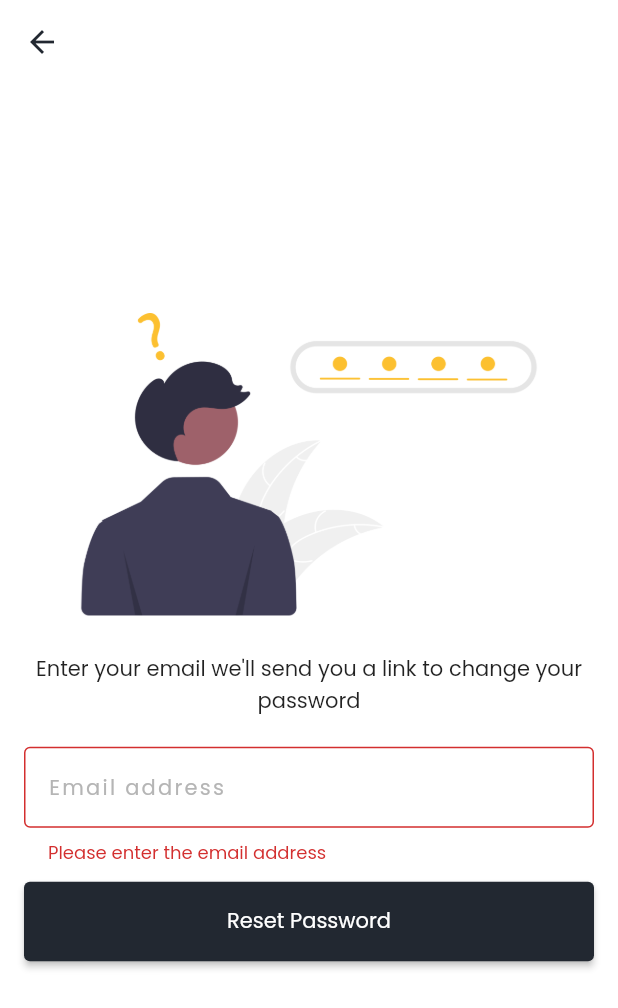
After one commit to cokordagedetresnajaya/dues-note, a Flutter app: the ResetPasswordScreen screen opened by its route, after a tap on "Reset Password", on a phone screen of 412 x 824 dp. The commit adds this screen. Shown: the top 1008 px of the screen. Run offline on Flutter 3.47's test engine with Material 2 defaults, Android fonts, the light colour scheme and no system bars; our stand-ins replace email_validator, flutter_speed_dial, jiffy, open_file, shared_preferences; missing offline and left inert: dart:ffi, sticky_grouped_list, syncfusion_flutter_xlsio; accounts and stored records are empty.

Commit message:
Add reset password feature

```diff
--- a/lib/main.dart
+++ b/lib/main.dart
@@ -23,6 +23,7 @@ import './screens/organization_fee/organization_fee_detail_screen.dart';
 import './screens/organization_fee/edit_organization_fee_screen.dart';
 import './screens/members/edit_member_screen.dart';
 import './screens/organizations/edit_organization_screen.dart';
+import './screens/auth/reset_password_screen.dart';
 
 void main() {
   runApp(const MyApp());
@@ -155,6 +156,7 @@ class MyApp extends StatelessWidget {
               EditMemberScreen.routeName: (ctx) => EditMemberScreen(),
               EditOrganizationScreen.routeName: (ctx) =>
                   EditOrganizationScreen(),
+              ResetPasswordScreen.routeName: (ctx) => ResetPasswordScreen(),
             },
           );
         },
--- /dev/null
+++ b/lib/screens/auth/reset_password_screen.dart
@@ -0,0 +1,268 @@
+import 'package:dues_note/models/http_exception.dart';
+import 'package:dues_note/widgets/alerts/single_button_alert.dart';
+import 'package:flutter/material.dart';
+import 'package:provider/provider.dart';
+import 'package:email_validator/email_validator.dart';
+import '../../providers/auth.dart';
+import '../../configs/colors.dart';
+import '../../widgets/inputs/text_field_input.dart';
+import '../../widgets/utils/vertical_space_10.dart';
+import '../../widgets/utils/vertical_space_20.dart';
+
+class ResetPasswordScreen extends StatefulWidget {
+  ResetPasswordScreen({Key? key}) : super(key: key);
+  static const routeName = '/reset-password-screen';
+
+  @override
+  State<ResetPasswordScreen> createState() => _ResetPasswordScreenState();
+}
+
+class _ResetPasswordScreenState extends State<ResetPasswordScreen> {
+  final _formKey = GlobalKey<FormState>();
+
+  String email = '';
+  bool _isLoading = false;
+  bool _isEmailSent = false;
+  bool _isEmailNotFound = false;
+
+  Future<void> _sendResetPasswordEmail() async {
+    setState(() {
+      _isEmailNotFound = false;
+    });
+
+    if (!_formKey.currentState!.validate()) {
+      return;
+    }
+
+    FocusScope.of(context).unfocus();
+
+    setState(() {
+      _isLoading = true;
+    });
+
+    _formKey.currentState!.save();
+
+    try {
+      await Provider.of<Auth>(context, listen: false).resetPassword(email);
+      setState(() {
+        _isLoading = false;
+        _isEmailSent = true;
+      });
+    } on HttpException catch (error) {
+      if (error.message() == 'EMAIL_NOT_FOUND') {
+        _isEmailNotFound = true;
+        _formKey.currentState!.validate();
+      }
+      setState(() {
+        _isLoading = false;
+      });
+    } catch (e) {
+      showDialog(
+        context: context,
+        builder: (ctx) => SingleButtonAlert(
+          title: 'Warning',
+          content: e.toString(),
+          buttonText: 'Okay',
+          onPressed: () {
+            Navigator.of(context).pop();
+          },
+        ),
+      );
+      setState(() {
+        _isLoading = false;
+      });
+    }
+  }
+
+  Future<void> _resendEmail() async {
+    setState(() {
+      _isLoading = true;
+    });
+
+    try {
+      await Provider.of<Auth>(context, listen: false).resetPassword(email);
+      setState(() {
+        _isLoading = false;
+      });
+    } catch (e) {
+      showDialog(
+        context: context,
+        builder: (ctx) => SingleButtonAlert(
+          title: 'Warning',
+          content: e.toString(),
+          buttonText: 'Okay',
+          onPressed: () {
+            Navigator.of(context).pop();
+          },
+        ),
+      );
+      setState(() {
+        _isLoading = false;
+      });
+    }
+  }
+
+  List<Widget> _buildLoading() {
+    return [
+      Container(
+        width: double.infinity,
+        height: double.infinity,
+        color: const Color.fromRGBO(0, 0, 0, 0.3),
+      ),
+      Container(
+        width: 60,
+        height: 60,
+        padding: const EdgeInsets.all(16),
+        decoration: BoxDecoration(
+          color: AppColors.background,
+          borderRadius: BorderRadius.circular(10),
+        ),
+        child: const SizedBox(
+          height: 2,
+          width: 2,
+          child: CircularProgressIndicator(
+            backgroundColor: AppColors.background,
+            color: AppColors.primary,
+            strokeWidth: 2,
+          ),
+        ),
+      )
+    ];
+  }
+
+  Widget _buildForgotPasswordForm() {
+    return Container(
+      width: double.infinity,
+      padding: const EdgeInsets.symmetric(
+        vertical: 0,
+        horizontal: 16,
+      ),
+      child: Form(
+        key: _formKey,
+        child: Column(
+          mainAxisAlignment: MainAxisAlignment.center,
+          crossAxisAlignment: CrossAxisAlignment.center,
+          children: [
+            Image.asset(
+              'assets/images/forgot_password_illustration.png',
+            ),
+            const Text(
+              "Enter your email we'll send you a link to change your password",
+              textAlign: TextAlign.center,
+            ),
+            const VerticalSpace20(),
+            TextFieldInput(
+              hintText: 'Email address',
+              onValidate: (value) {
+                if (value!.isEmpty) {
+                  return "Please enter the email address";
+                }
+
+                if (_isEmailNotFound) {
+                  return 'Email address not registered yet';
+                }
+
+                if (!EmailValidator.validate(value)) {
+                  return 'Email format invalid';
+                }
+
+                return null;
+              },
+              onSaved: (value) {
+                email = value!;
+              },
+            ),
+            const VerticalSpace10(),
+            Container(
+              width: double.infinity,
+              child: ElevatedButton(
+                onPressed: _sendResetPasswordEmail,
+                style: ButtonStyle(
+                  backgroundColor: MaterialStateProperty.all(
+                    AppColors.primary,
+                  ),
+                  padding: MaterialStateProperty.all(
+                    const EdgeInsets.symmetric(
+                      horizontal: 32,
+                      vertical: 16,
+                    ),
+                  ),
+                ),
+                child: const Text(
+                  'Reset Password',
+                ),
+              ),
+            )
+          ],
+        ),
+      ),
+    );
+  }
+
+  Widget _buildEmailSentWidget() {
+    return Container(
+      width: double.infinity,
+      padding: const EdgeInsets.symmetric(
+        vertical: 0,
+        horizontal: 16,
+      ),
+      child: Column(
+        mainAxisAlignment: MainAxisAlignment.center,
+        crossAxisAlignment: CrossAxisAlignment.center,
+        children: [
+          Image.asset(
+            'assets/images/message_sent_illustration.png',
+          ),
+          Text(
+            "Reset password link has been sent to $email.",
+            textAlign: TextAlign.center,
+          ),
+          const VerticalSpace20(),
+          const Text(
+            "Not receive any email?",
+            textAlign: TextAlign.center,
+          ),
+          const VerticalSpace10(),
+          Container(
+            width: double.infinity,
+            child: ElevatedButton(
+              onPressed: _resendEmail,
+              style: ButtonStyle(
+                backgroundColor: MaterialStateProperty.all(
+                  AppColors.primary,
+                ),
+                padding: MaterialStateProperty.all(
+                  const EdgeInsets.symmetric(
+                    horizontal: 32,
+                    vertical: 16,
+                  ),
+                ),
+              ),
+              child: const Text(
+                'Resend Email',
+              ),
+            ),
+          )
+        ],
+      ),
+    );
+  }
+
+  @override
+  Widget build(BuildContext context) {
+    return Scaffold(
+      appBar: AppBar(),
+      resizeToAvoidBottomInset: false,
+      extendBodyBehindAppBar: true,
+      backgroundColor: AppColors.background,
+      body: Stack(
+        alignment: AlignmentDirectional.center,
+        children: [
+          if (_isEmailSent) _buildEmailSentWidget(),
+          if (!_isEmailSent) _buildForgotPasswordForm(),
+          if (_isLoading) ..._buildLoading()
+        ],
+      ),
+    );
+  }
+}
--- a/pubspec.yaml
+++ b/pubspec.yaml
@@ -81,6 +81,8 @@ flutter:
     - assets/images/register_illustration.png
     - assets/images/google_logo.png
     - assets/images/search_not_found.png
+    - assets/images/forgot_password_illustration.png
+    - assets/images/message_sent_illustration.png
   #   - images/a_dot_ham.jpeg
 
   # An image asset can refer to one or more resolution-specific "variants", see
```
Also changed, not shown: lib/providers/auth.dart (+25 -0 lines), lib/screens/auth/login_screen.dart (+21 -15 lines), assets/images/forgot_password_illustration.png (added), assets/images/message_sent_illustration.png (added).
